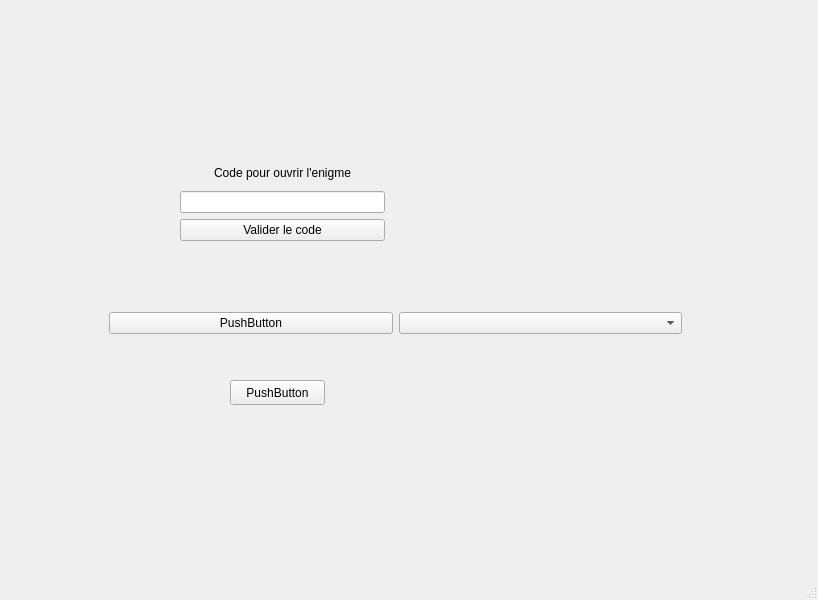
The window that mainwindow.ui (Newtonietzsche/EscapeGameSoundApp) describes before a commit, drawn with Qt 5.
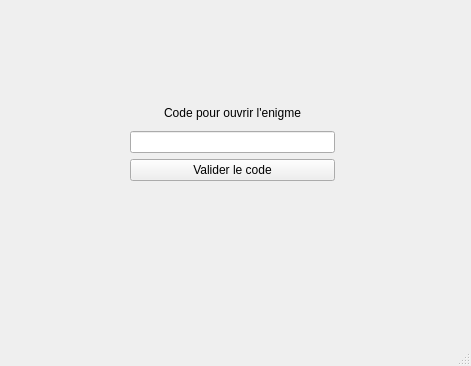
The same window after the commit.

Commit message: randomizer de son complet

The edit to the form file:
```diff
--- a/mainwindow.ui
+++ b/mainwindow.ui
@@ -6,8 +6,8 @@
    <rect>
     <x>0</x>
     <y>0</y>
-    <width>818</width>
-    <height>600</height>
+    <width>471</width>
+    <height>366</height>
    </rect>
   </property>
   <property name="windowTitle">
@@ -17,8 +17,8 @@
    <widget class="QWidget" name="verticalLayoutWidget">
     <property name="geometry">
      <rect>
-      <x>180</x>
-      <y>160</y>
+      <x>130</x>
+      <y>100</y>
       <width>205</width>
       <height>111</height>
      </rect>
@@ -56,51 +56,6 @@
      </item>
     </layout>
    </widget>
-   <widget class="QPushButton" name="pushButton_2">
-    <property name="geometry">
-     <rect>
-      <x>230</x>
-      <y>380</y>
-      <width>95</width>
-      <height>25</height>
-     </rect>
-    </property>
-    <property name="text">
-     <string>PushButton</string>
-    </property>
-   </widget>
-   <widget class="QWidget" name="horizontalLayoutWidget_2">
-    <property name="geometry">
-     <rect>
-      <x>100</x>
-      <y>300</y>
-      <width>591</width>
-      <height>47</height>
-     </rect>
-    </property>
-    <layout class="QHBoxLayout" name="horizontalLayout">
-     <item>
-      <widget class="QWidget" name="widget" native="true">
-       <layout class="QHBoxLayout" name="horizontalLayout_3">
-        <item>
-         <layout class="QHBoxLayout" name="horizontalLayout_2">
-          <item>
-           <widget class="QPushButton" name="pushButton_3">
-            <property name="text">
-             <string>PushButton</string>
-            </property>
-           </widget>
-          </item>
-          <item>
-           <widget class="QComboBox" name="comboBox"/>
-          </item>
-         </layout>
-        </item>
-       </layout>
-      </widget>
-     </item>
-    </layout>
-   </widget>
   </widget>
   <widget class="QStatusBar" name="statusbar"/>
   <widget class="QMenuBar" name="menubar">
```
Left out of the diff: 2 changed lines with no effect on the pictures. The commit also changes 2 other files.
